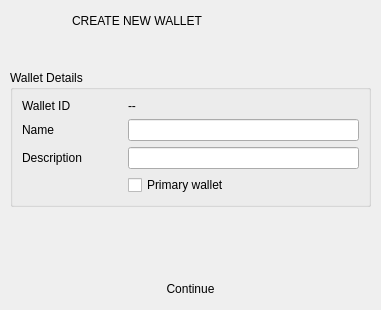
BlockSettle/terminal, file BlockSettleUILib/CreateWalletDialog.ui: the form before one commit.
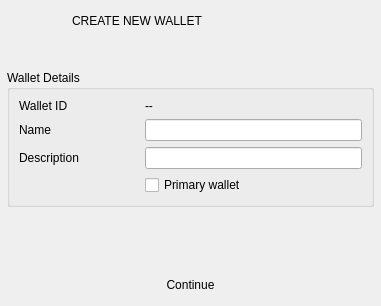
The form after the commit. Icons and pictures are not drawn. Custom widgets are drawn as their Qt base class.

Commit message: Create Wallet dialog style fixes

Patch:
```diff
--- a/BlockSettleUILib/CreateWalletDialog.ui
+++ b/BlockSettleUILib/CreateWalletDialog.ui
@@ -7,7 +7,7 @@
     <x>0</x>
     <y>0</y>
     <width>381</width>
-    <height>310</height>
+    <height>306</height>
    </rect>
   </property>
   <property name="windowTitle">
@@ -102,13 +102,13 @@
        <number>0</number>
       </property>
       <property name="leftMargin">
-       <number>10</number>
+       <number>7</number>
       </property>
       <property name="topMargin">
        <number>0</number>
       </property>
       <property name="rightMargin">
-       <number>10</number>
+       <number>7</number>
       </property>
       <property name="bottomMargin">
        <number>10</number>
@@ -140,24 +140,6 @@
          </item>
          <item row="1" column="0">
           <widget class="QLabel" name="label_3">
-           <property name="sizePolicy">
-            <sizepolicy hsizetype="Fixed" vsizetype="Preferred">
-             <horstretch>0</horstretch>
-             <verstretch>0</verstretch>
-            </sizepolicy>
-           </property>
-           <property name="minimumSize">
-            <size>
-             <width>100</width>
-             <height>0</height>
-            </size>
-           </property>
-           <property name="maximumSize">
-            <size>
-             <width>100</width>
-             <height>16777215</height>
-            </size>
-           </property>
            <property name="sizeIncrement">
             <size>
              <width>0</width>
@@ -174,24 +156,6 @@
          </item>
          <item row="2" column="0">
           <widget class="QLabel" name="label_4">
-           <property name="sizePolicy">
-            <sizepolicy hsizetype="Fixed" vsizetype="Preferred">
-             <horstretch>0</horstretch>
-             <verstretch>0</verstretch>
-            </sizepolicy>
-           </property>
-           <property name="minimumSize">
-            <size>
-             <width>100</width>
-             <height>0</height>
-            </size>
-           </property>
-           <property name="maximumSize">
-            <size>
-             <width>100</width>
-             <height>16777215</height>
-            </size>
-           </property>
            <property name="sizeIncrement">
             <size>
              <width>0</width>
@@ -211,6 +175,12 @@
          </item>
          <item row="0" column="0">
           <widget class="QLabel" name="label_5">
+           <property name="minimumSize">
+            <size>
+             <width>120</width>
+             <height>0</height>
+            </size>
+           </property>
            <property name="text">
             <string>Wallet ID</string>
            </property>
```
The commit also changes 13 other files.
